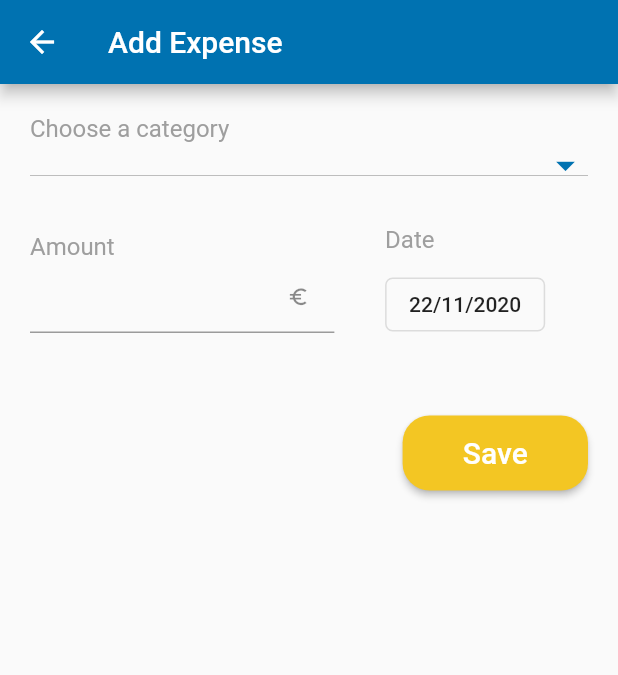
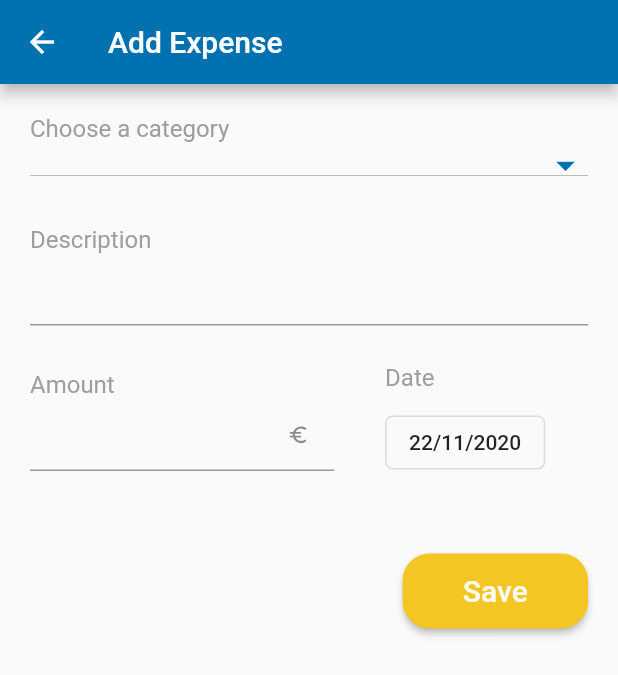
Before and after one commit to ElinaMaleksa/wisebu, a Flutter app: the DetailsScreen screen opened directly with empty values, after a tap on "Add expense", on a phone screen of 412 x 824 dp. Shown: the top 675 px of the screen. Run offline on Flutter 3.47's test engine with Material 2 defaults, Android fonts, the phone set to English and light mode, and no system bars; our stand-ins replace flushbar, shared_preferences, sqflite; missing offline and left inert: clippy_flutter; accounts and stored records are empty.

Commit message:
Description feature for expenses

```diff
--- a/lib/data/Category.dart
+++ b/lib/data/Category.dart
@@ -6,6 +6,7 @@ class Category {
   String type; // income or expense
   String date;
   double amount;
+  String description;
 
   Category({
     this.id,
@@ -13,6 +14,7 @@ class Category {
     @required this.type,
     @required this.date,
     @required this.amount,
+    this.description,
   });
 
   Map<String, dynamic> categoryToMap() {
@@ -22,6 +24,7 @@ class Category {
       'type': type,
       'date': date,
       'amount': amount,
+      'description': description,
     };
   }
 }
--- a/lib/data/DatabaseHelper.dart
+++ b/lib/data/DatabaseHelper.dart
@@ -5,7 +5,8 @@ import 'package:wisebu/data/Category.dart';
 
 Database db;
 final databaseName = 'wisebu_db.db';
-final databaseVersion = 1;
+final firstDatabaseVersion = 1;
+final secondDatabaseVersion = 2;
 final tableCategories = 'categories';
 
 final columnId = "id";
@@ -13,17 +14,27 @@ final columnTitle = "title";
 final columnType = "type";
 final columnDate = "date";
 final columnAmount = "amount";
+final columnDescription = "description";
 
-void createDb(Database db) {
-  db.execute('''
+void createDb(Database db, int version) {
+  if (version == 1) db.execute('''
         CREATE TABLE $tableCategories(
         $columnId INTEGER NOT NULL PRIMARY KEY AUTOINCREMENT UNIQUE,
         $columnTitle TEXT NOT NULL,
         $columnType TEXT NOT NULL,
         $columnDate TEXT NOT NULL,
-        $columnAmount REAL NOT NULL
+        $columnAmount REAL NOT NULL,
+        $columnDescription TEXT
         )
        ''');
+}
+
+// upgrade database table
+void upgradeDb(Database db, int oldVersion, int newVersion) {
+  // add column "description" on second db version
+  if (oldVersion == firstDatabaseVersion)
+    db.execute(
+        "ALTER TABLE $tableCategories ADD COLUMN $columnDescription TEXT");
 }
 
 Future<Database> initializeDatabase() async {
@@ -32,8 +43,10 @@ Future<Database> initializeDatabase() async {
     join(await getDatabasesPath(), databaseName),
 
     // when the database is first created, create a table
-    onCreate: (db, version) => createDb(db),
-    version: databaseVersion,
+    onCreate: (db, version) => createDb(db, version),
+    // upgrade database
+    onUpgrade: (db, version, newVersion) => upgradeDb(db, version, newVersion),
+    version: secondDatabaseVersion,
   );
   return database;
 }
@@ -72,12 +85,12 @@ Future<List<Category>> dbGetRecordsByType(String type, String date) async {
   // Convert the List<Map<String, dynamic> into a List<Category>
   return List.generate(maps.length, (i) {
     return Category(
-      id: maps[i]['$columnId'],
-      title: maps[i]['$columnTitle'],
-      type: maps[i]['$columnType'],
-      date: maps[i]['$columnDate'],
-      amount: maps[i]['$columnAmount'],
-    );
+        id: maps[i]['$columnId'],
+        title: maps[i]['$columnTitle'],
+        type: maps[i]['$columnType'],
+        date: maps[i]['$columnDate'],
+        amount: maps[i]['$columnAmount'],
+        description: maps[i]['$columnDescription']);
   });
 }
 
@@ -98,6 +111,7 @@ Future<List<Category>> dbGetRecordsByTitle(String title, String date) async {
       type: maps[i]['$columnType'],
       date: maps[i]['$columnDate'],
       amount: maps[i]['$columnAmount'],
+      description: maps[i]['$columnDescription'],
     );
   });
 }
@@ -105,7 +119,9 @@ Future<List<Category>> dbGetRecordsByTitle(String title, String date) async {
 Future<void> dbUpdateRecord(
     {@required int index,
     @required String title,
-    @required double amount}) async {
+    @required double amount,
+    @required String date,
+    String description}) async {
   db = await initializeDatabase();
 
   String whereStatement = '$columnId = ?';
@@ -114,6 +130,8 @@ Future<void> dbUpdateRecord(
   Map<String, dynamic> record = {
     columnTitle: title,
     columnAmount: amount,
+    columnDescription: description ?? "",
+    columnDate: date,
   };
 
   await db.update(
@@ -155,7 +173,8 @@ Future<void> dbInsertRecord(Category category) async {
     '$columnTitle': category.title,
     '$columnType': category.type,
     '$columnDate': category.date,
-    '$columnAmount': category.amount
+    '$columnAmount': category.amount,
+    '$columnDescription': category.description ?? ""
   };
 
   await db.insert(
--- a/lib/screens/AddRecordScreen.dart
+++ /dev/null
@@ -1,191 +0,0 @@
-import 'package:flutter/cupertino.dart';
-import 'package:flutter/material.dart';
-import 'package:wisebu/data/Category.dart';
-import 'package:wisebu/data/Data.dart';
-import 'package:wisebu/data/DatabaseHelper.dart';
-import 'package:wisebu/screens/MainScreen.dart';
-import 'package:wisebu/widgets/Widgets.dart';
-
-class AddRecordScreen extends StatefulWidget {
-  final List<Category> expenseList;
-  final String expenseCategoryTitle;
-
-  AddRecordScreen(
-      {@required this.expenseList, @required this.expenseCategoryTitle});
-
-  @override
-  AddRecordScreenState createState() => AddRecordScreenState();
-}
-
-class AddRecordScreenState extends State<AddRecordScreen> {
-  TextEditingController amountController = TextEditingController();
-  List<String> categoryTitles = [];
-  DateTime dateTime;
-  String dropdownValue;
-
-  @override
-  void initState() {
-    dropdownValue = widget.expenseCategoryTitle;
-    widget.expenseList.forEach((item) {
-      categoryTitles.add(item.title);
-    });
-
-    dateTime = DateTime.now();
-
-    super.initState();
-  }
-
-  @override
-  Widget build(BuildContext context) {
-    return Scaffold(
-        appBar: AppBar(
-          title: Text("Add Expense"),
-        ),
-        body: GestureDetector(
-          onTap: () {
-            // hide keyboard when tapped outside of text field
-            hideKeyboard(context);
-          },
-          child: SingleChildScrollView(
-            child: Padding(
-              padding: EdgeInsets.all(20),
-              child: Column(
-                crossAxisAlignment: CrossAxisAlignment.start,
-                children: [
-                  titleText(title: "Choose a category"),
-                  DropdownButton<String>(
-                    value: dropdownValue,
-                    icon: Icon(
-                      Icons.arrow_drop_down,
-                      color: Theme.of(context).primaryColor,
-                    ),
-                    iconSize: 30,
-                    elevation: 16,
-                    isExpanded: true,
-                    onChanged: (String newValue) {
-                      setState(() {
-                        dropdownValue = newValue;
-                      });
-                    },
-                    items: categoryTitles
-                        .map<DropdownMenuItem<String>>((String value) {
-                      return DropdownMenuItem<String>(
-                        value: value,
-                        child: Text(value),
-                      );
-                    }).toList(),
-                  ),
-                  SizedBox(height: 25),
-                  Row(
-                    children: [
-                      Flexible(
-                        flex: 6,
-                        child: Column(
-                          crossAxisAlignment: CrossAxisAlignment.start,
-                          children: [
-                            titleText(title: "Amount"),
-                            TextField(
-                              maxLines: 1,
-                              controller: amountController,
-                              decoration: InputDecoration(
-                                suffixIcon: Icon(Icons.euro_symbol, size: 15),
-                              ),
-                              keyboardType: TextInputType.numberWithOptions(
-                                decimal: true,
-                              ),
-                              inputFormatters: [
-                                amountInputFormatter,
-                              ],
-                            )
-                          ],
-                        ),
-                      ),
-                      Expanded(child: SizedBox()),
-                      Flexible(
-                        flex: 4,
-                        child: Column(
-                          crossAxisAlignment: CrossAxisAlignment.start,
-                          children: [
-                            titleText(title: "Date"),
-                            SizedBox(
-                              height: 10,
-                            ),
-                            datePicker(),
-                          ],
-                        ),
-                      ),
-                    ],
-                  ),
-                  Container(
-                    margin: EdgeInsets.only(top: 50),
-                    alignment: Alignment.bottomRight,
-                    child: yellowButton(
-                        context: context,
-                        onPressed: () {
-                          if (amountController.text.isEmpty)
-                            snackBar(
-                                context: context,
-                                infoMessage: "Please enter a valid amount!",
-                                backgroundColor: Theme.of(context).accentColor);
-                          else {
-                            Category category = Category(
-                                title: dropdownValue,
-                                type: expenseType,
-                                date: dateTime.toString(),
-                                amount: double.parse(amountController.text));
-
-                            dbInsertRecord(category).then((_) {
-                              pushReplacement(
-                                context: context,
-                                nextScreen: MainScreen(
-                                  showSnackBar: true,
-                                  snackBarMessage: "Record saved!",
-                                  dateTimeMonth: dateTime.toString(),
-                                ),
-                              );
-                            });
-                          }
-                        },
-                        text: "Save"),
-                  )
-                ],
-              ),
-            ),
-          ),
-        ));
-  }
-
-  Widget titleText({@required String title}) {
-    return Text(
-      title,
-      style: TextStyle(color: Colors.grey, fontSize: 16),
-    );
-  }
-
-  Widget datePicker() {
-    return OutlineButton(
-      onPressed: () {
-        hideKeyboard(context);
-        showDatePicker(
-                context: context,
-                initialDate: dateTime,
-                firstDate: DateTime.now().subtract(Duration(days: 365 * 5)),
-                lastDate: DateTime.now())
-            .then((pickedDate) {
-          if (pickedDate != null) {
-            setState(() {
-              dateTime = pickedDate;
-            });
-          }
-        });
-      },
-      shape: RoundedRectangleBorder(
-        borderRadius: BorderRadius.circular(5.0),
-      ),
-      child: Text(
-        formattedDate(dateTime.toString()),
-        textAlign: TextAlign.center,
-      ),
-    );
-  }
-}
--- /dev/null
+++ b/lib/screens/OneRecordScreen.dart
@@ -0,0 +1,269 @@
+import 'package:flutter/cupertino.dart';
+import 'package:flutter/material.dart';
+import 'package:wisebu/data/Category.dart';
+import 'package:wisebu/data/Data.dart';
+import 'package:wisebu/data/DatabaseHelper.dart';
+import 'package:wisebu/screens/MainScreen.dart';
+import 'package:wisebu/widgets/Widgets.dart';
+
+class OneRecordScreen extends StatefulWidget {
+  final bool isNewExpense;
+
+  // pass if is not new expense and dropdown with all categories should be shown
+  final List<Category> expenseList;
+  final String expenseCategoryTitle;
+
+  // pass if edit category
+  final Category category;
+
+  OneRecordScreen({
+    @required this.isNewExpense,
+    this.expenseList,
+    this.expenseCategoryTitle,
+    this.category,
+  });
+
+  @override
+  OneRecordScreenState createState() => OneRecordScreenState();
+}
+
+class OneRecordScreenState extends State<OneRecordScreen> {
+  TextEditingController titleController = TextEditingController();
+  TextEditingController amountController = TextEditingController();
+  TextEditingController descriptionController = TextEditingController();
+  List<String> categoryTitles = [];
+  DateTime dateTime;
+  String dropdownValue;
+  Category category;
+
+  @override
+  void initState() {
+    if (!widget.isNewExpense && widget.category == null) {
+      dropdownValue = widget.expenseCategoryTitle;
+      widget.expenseList.forEach((item) {
+        categoryTitles.add(item.title);
+      });
+    }
+
+    if (widget.category != null) {
+      category = widget.category;
+      titleController.text = category.title;
+      descriptionController.text = category.description;
+      amountController.text = category.amount.toString();
+      dateTime = DateTime.parse(category.date);
+    } else
+      dateTime = DateTime.now();
+
+    super.initState();
+  }
+
+  @override
+  void dispose() {
+    titleController.dispose();
+    amountController.dispose();
+    descriptionController.dispose();
+    super.dispose();
+  }
+
+  @override
+  Widget build(BuildContext context) {
+    return Scaffold(
+        appBar: AppBar(
+          title: Text(widget.isNewExpense
+              ? "Add Expense"
+              : category == null
+                  ? "Add Expense"
+                  : "Edit expense"),
+        ),
+        body: GestureDetector(
+          onTap: () {
+            // hide keyboard when tapped outside of text field
+            hideKeyboard(context);
+          },
+          child: SingleChildScrollView(
+            child: Padding(
+              padding: EdgeInsets.all(20),
+              child: Column(
+                crossAxisAlignment: CrossAxisAlignment.start,
+                children: [
+                  titleText(
+                      title: !widget.isNewExpense && category == null
+                          ? "Choose a category"
+                          : "Category title"),
+                  if (widget.isNewExpense || category != null)
+                    TextField(
+                      controller: titleController,
+                      keyboardType: TextInputType.text,
+                    ),
+                  if (!widget.isNewExpense && category == null)
+                    DropdownButton<String>(
+                      value: dropdownValue,
+                      icon: Icon(
+                        Icons.arrow_drop_down,
+                        color: Theme.of(context).primaryColor,
+                      ),
+                      iconSize: 30,
+                      elevation: 16,
+                      isExpanded: true,
+                      onChanged: (String newValue) {
+                        setState(() {
+                          dropdownValue = newValue;
+                        });
+                      },
+                      items: categoryTitles
+                          .map<DropdownMenuItem<String>>((String value) {
+                        return DropdownMenuItem<String>(
+                          value: value,
+                          child: Text(value),
+                        );
+                      }).toList(),
+                    ),
+                  SizedBox(height: 25),
+                  Column(
+                    crossAxisAlignment: CrossAxisAlignment.start,
+                    children: [
+                      titleText(title: "Description"),
+                      TextField(
+                        controller: descriptionController,
+                        keyboardType: TextInputType.text,
+                      )
+                    ],
+                  ),
+                  SizedBox(height: 25),
+                  Row(
+                    children: [
+                      Flexible(
+                        flex: 6,
+                        child: Column(
+                          crossAxisAlignment: CrossAxisAlignment.start,
+                          children: [
+                            titleText(title: "Amount"),
+                            TextField(
+                              maxLines: 1,
+                              controller: amountController,
+                              decoration: InputDecoration(
+                                suffixIcon: Icon(Icons.euro_symbol, size: 15),
+                              ),
+                              keyboardType: TextInputType.numberWithOptions(
+                                decimal: true,
+                              ),
+                              inputFormatters: [
+                                amountInputFormatter,
+                              ],
+                            ),
+                          ],
+                        ),
+                      ),
+                      Expanded(child: SizedBox()),
+                      Flexible(
+                        flex: 4,
+                        child: Column(
+                          crossAxisAlignment: CrossAxisAlignment.start,
+                          children: [
+                            titleText(title: "Date"),
+                            SizedBox(
+                              height: 10,
+                            ),
+                            datePicker(),
+                          ],
+                        ),
+                      ),
+                    ],
+                  ),
+                  Container(
+                    margin: EdgeInsets.only(top: 50),
+                    alignment: Alignment.bottomRight,
+                    child: yellowButton(
+                        context: context,
+                        onPressed: () {
+                          if (category == null) {
+                            if (amountController.text.isEmpty)
+                              snackBar(
+                                  context: context,
+                                  infoMessage: "Please enter a valid amount!",
+                                  backgroundColor:
+                                      Theme.of(context).accentColor);
+                            else {
+                              Category category = Category(
+                                title: widget.isNewExpense
+                                    ? titleController.text ?? "Expense"
+                                    : dropdownValue,
+                                type: expenseType,
+                                date: dateTime.toString(),
+                                amount: double.parse(amountController.text),
+                                description: descriptionController.text,
+                              );
+
+                              dbInsertRecord(category).then((_) {
+                                pushReplacement(
+                                  context: context,
+                                  nextScreen: MainScreen(
+                                    showSnackBar: true,
+                                    snackBarMessage: "Record saved!",
+                                    dateTimeMonth: dateTime.toString(),
+                                  ),
+                                );
+                              });
+                            }
+                          } else {
+                            dbUpdateRecord(
+                              index: category.id,
+                              title: titleController.text ?? "Expense",
+                              amount: double.parse(amountController.text),
+                              description: descriptionController.text ?? "",
+                              date: dateTime.toString(),
+                            ).then((_) {
+                              pushReplacement(
+                                context: context,
+                                nextScreen: MainScreen(
+                                  showSnackBar: true,
+                                  snackBarMessage: "Record updated!",
+                                  dateTimeMonth: dateTime.toString(),
+                                ),
+                              );
+                            });
+                          }
+                        },
+                        text: "Save"),
+                  )
+                ],
+              ),
+            ),
+          ),
+        ));
+  }
+
+  Widget titleText({@required String title}) {
+    return Text(
+      title,
+      style: TextStyle(color: Colors.grey, fontSize: 16),
+    );
+  }
+
+  Widget datePicker() {
+    return OutlineButton(
+      onPressed: () {
+        hideKeyboard(context);
+        showDatePicker(
+                context: context,
+                initialDate: dateTime,
+                firstDate: DateTime.now().subtract(Duration(days: 365 * 5)),
+                lastDate: DateTime.now())
+            .then((pickedDate) {
+          if (pickedDate != null) {
+            setState(() {
+              dateTime = pickedDate;
+            });
+          }
+        });
+      },
+      shape: RoundedRectangleBorder(
+        borderRadius: BorderRadius.circular(5.0),
+      ),
+      child: Text(
+        formattedDate(dateTime.toString()),
+        textAlign: TextAlign.center,
+      ),
+    );
+  }
+}
--- a/lib/screens/SetupScreen.dart
+++ b/lib/screens/SetupScreen.dart
@@ -36,7 +36,6 @@ class SetupScreenState extends State<SetupScreen> {
       isExpenses = false;
       itemsList = incomes;
     }
-
     super.initState();
   }
 
```
Also changed, not shown: lib/screens/DetailsScreen.dart (+60 -12 lines), lib/screens/MainScreen.dart (+13 -3 lines).
